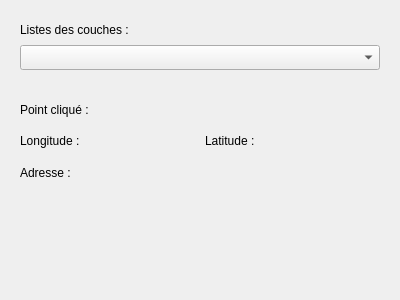
Qt form mon_extension_dialog_base.ui (diegoposba/mon_extension) before a commit.
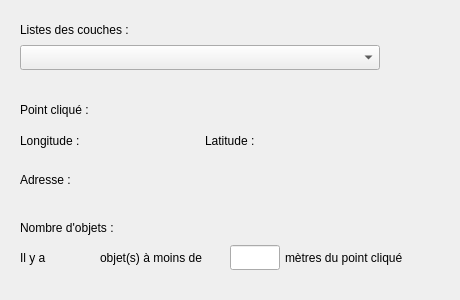
The same form after that commit.

Commit message: fix : Issue n°4

```diff
--- a/mon_extension_dialog_base.ui
+++ b/mon_extension_dialog_base.ui
@@ -5,7 +5,7 @@
    <rect>
     <x>0</x>
     <y>0</y>
-    <width>400</width>
+    <width>460</width>
     <height>300</height>
    </rect>
   </property>
@@ -100,7 +100,7 @@
      <x>20</x>
      <y>160</y>
      <width>80</width>
-     <height>25</height>
+     <height>40</height>
     </rect>
    </property>
    <property name="text" >
@@ -112,14 +112,86 @@
     <rect>
      <x>100</x>
      <y>160</y>
-     <width>280</width>
-     <height>25</height>
+     <width>340</width>
+     <height>40</height>
     </rect>
    </property>
    <property name="wordWrap" >
     <bool>true</bool>
    </property>
   </widget>
+  <widget class="QLabel" name="label_nb_objets" >
+   <property name="geometry" >
+    <rect>
+     <x>20</x>
+     <y>215</y>
+     <width>200</width>
+     <height>25</height>
+    </rect>
+   </property>
+   <property name="text" >
+    <string>Nombre d'objets :</string>
+   </property>
+  </widget>
+  <widget class="QLabel" name="label_il_y_a" >
+   <property name="geometry" >
+    <rect>
+     <x>20</x>
+     <y>245</y>
+     <width>40</width>
+     <height>25</height>
+    </rect>
+   </property>
+   <property name="text" >
+    <string>Il y a</string>
+   </property>
+  </widget>
+  <widget class="QLabel" name="lbl_nb_objets" >
+   <property name="geometry" >
+    <rect>
+     <x>60</x>
+     <y>245</y>
+     <width>40</width>
+     <height>25</height>
+    </rect>
+   </property>
+  </widget>
+  <widget class="QLabel" name="label_a_moins_de" >
+   <property name="geometry" >
+    <rect>
+     <x>100</x>
+     <y>245</y>
+     <width>130</width>
+     <height>25</height>
+    </rect>
+   </property>
+   <property name="text" >
+    <string>objet(s) à moins de</string>
+   </property>
+  </widget>
+  <widget class="QLineEdit" name="le_distance" >
+   <property name="geometry" >
+    <rect>
+     <x>230</x>
+     <y>245</y>
+     <width>50</width>
+     <height>25</height>
+    </rect>
+   </property>
+  </widget>
+  <widget class="QLabel" name="label_metres" >
+   <property name="geometry" >
+    <rect>
+     <x>285</x>
+     <y>245</y>
+     <width>160</width>
+     <height>25</height>
+    </rect>
+   </property>
+   <property name="text" >
+    <string>mètres du point cliqué</string>
+   </property>
+  </widget>
  </widget>
  <resources/>
  <connections/>
```
The commit also changes 1 other file.
